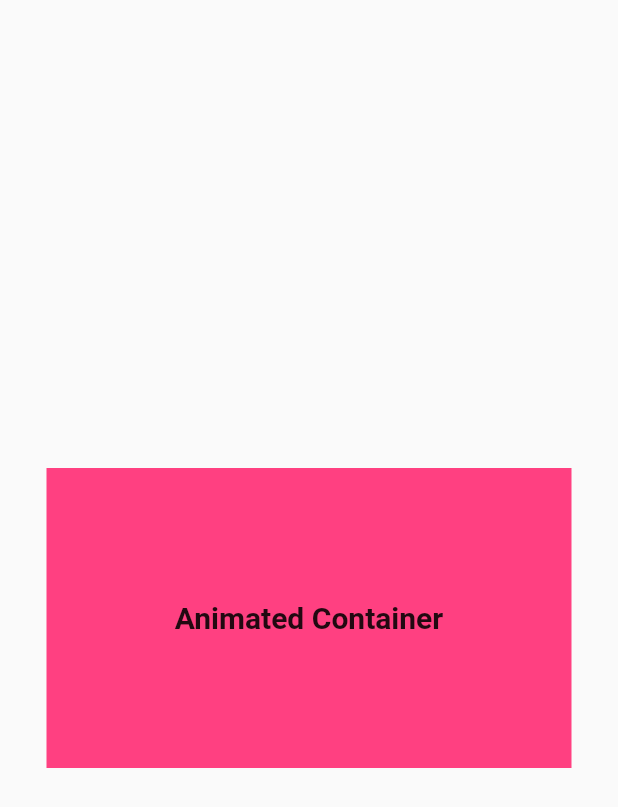
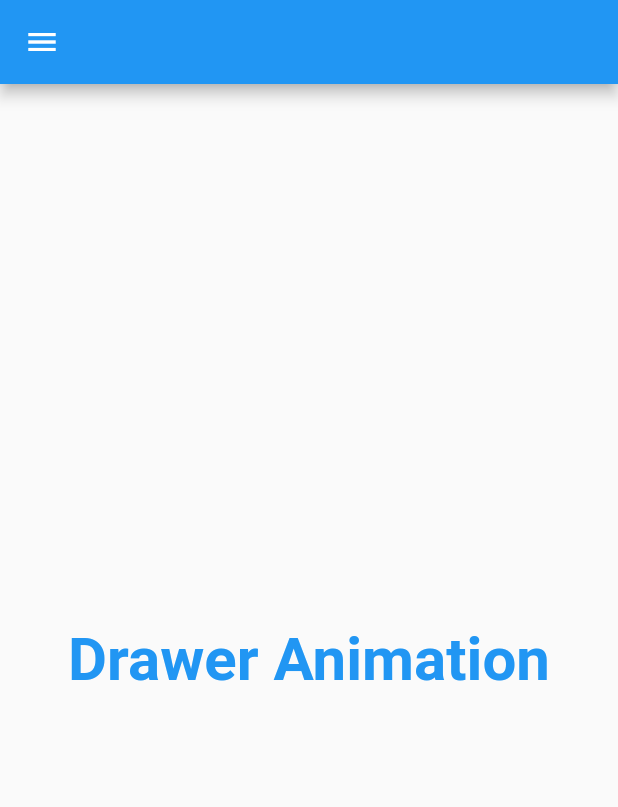
Before and after one commit to Nabinji/Animation_flutter, a Flutter app: the screen it shows after launch, on a phone screen of 412 x 824 dp. Shown: the top 807 px of the screen. Run offline on Flutter 3.47's test engine with Material 2 defaults, Android fonts, the phone set to English and light mode, and no system bars; drawn by our look-alikes of flutter_zoom_drawer; our stand-ins replace animated_text_kit, curved_navigation_bar, marquee.

Commit message:
update code

```diff
--- /dev/null
+++ b/lib/Animated drawer/drawer_animation.dart
@@ -0,0 +1,22 @@
+import 'package:flutter/material.dart';
+import 'package:flutter_animation/Animated%20drawer/main_screen.dart';
+import 'package:flutter_animation/Animated%20drawer/menu_screen.dart';
+import 'package:flutter_zoom_drawer/flutter_zoom_drawer.dart';
+
+class DrawerAnimation extends StatelessWidget {
+  const DrawerAnimation({super.key});
+
+  @override
+  Widget build(BuildContext context) {
+    return ZoomDrawer(
+      menuScreen: const MenuScreen(),
+      mainScreen: const MainScreen(),
+      angle: -12, // angle 0 to -30 only
+      slideWidth: MediaQuery.of(context).size.width,
+      menuScreenWidth: MediaQuery.of(context).size.width,
+      showShadow: true,
+      shadowLayer1Color: Colors.amber,
+      drawerShadowsBackgroundColor: Colors.pink,
+    );
+  }
+}
--- /dev/null
+++ b/lib/Animated drawer/main_screen.dart
@@ -0,0 +1,35 @@
+import 'package:flutter/material.dart';
+import 'package:flutter_zoom_drawer/flutter_zoom_drawer.dart';
+
+class MainScreen extends StatefulWidget {
+  const MainScreen({super.key});
+
+  @override
+  State<MainScreen> createState() => _MainScreenState();
+}
+
+class _MainScreenState extends State<MainScreen> {
+  @override
+  Widget build(BuildContext context) {
+    return Scaffold(
+      appBar: AppBar(
+        leading: IconButton(
+          onPressed: () {
+            ZoomDrawer.of(context)!.toggle();
+          },
+          icon: const Icon(Icons.menu),
+        ),
+      ),
+      body: const Center(
+        child: Text(
+          "Drawer Animation",
+          style: TextStyle(
+            fontSize: 40,
+            fontWeight: FontWeight.bold,
+            color: Colors.blue,
+          ),
+        ),
+      ),
+    );
+  }
+}
--- a/lib/main.dart
+++ b/lib/main.dart
@@ -1,5 +1,5 @@
 import 'package:flutter/material.dart';
-import 'package:flutter_animation/animated_container.dart';
+import 'package:flutter_animation/Animated%20drawer/drawer_animation.dart';
 
 void main() {
   runApp(const MyApp());
@@ -12,7 +12,7 @@ class MyApp extends StatelessWidget {
   Widget build(BuildContext context) {
     return const MaterialApp(
       debugShowCheckedModeBanner: false,
-      home: MyAnimatedContainer(),
+      home: DrawerAnimation(),
     );
   }
 }
--- a/pubspec.yaml
+++ b/pubspec.yaml
@@ -38,6 +38,7 @@ dependencies:
   animated_text_kit: ^4.2.2
   curved_navigation_bar: ^1.0.3
   marquee: ^2.2.3
+  flutter_zoom_drawer: ^3.1.1
 
 dev_dependencies:
   flutter_test:
```
Also changed, not shown: lib/Animated drawer/menu_screen.dart (added, +110 -0 lines), lib/animation/animated_builder.dart (renamed from lib/animated_builder.dart), lib/animation/animated_container.dart (renamed from lib/animated_container.dart), lib/animation/animated_text.dart (renamed from lib/animated_text.dart), lib/animation/hide_show_appbar.dart (renamed from lib/hide_show_appbar.dart), lib/animation/text_slider.dart (renamed from lib/text_slider.dart), pubspec.lock.
